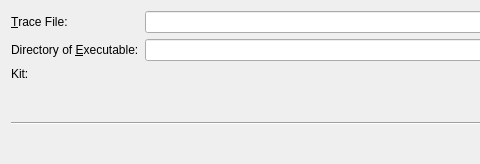
qt-creator/qt-creator, file src/plugins/perfprofiler/perfloaddialog.ui: the form before one commit; both pictures show x 0 to 480 and y 0 to 164 of the 710 by 164 pixel window.
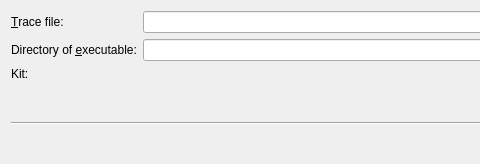
The form after the commit. Custom widgets are drawn as their Qt base class.

Commit message: Perf profiler: Fix UI text

```diff
--- a/src/plugins/perfprofiler/perfloaddialog.ui
+++ b/src/plugins/perfprofiler/perfloaddialog.ui
@@ -19,7 +19,7 @@
      <item row="0" column="0">
       <widget class="QLabel" name="label1">
        <property name="text">
-        <string>&amp;Trace File:</string>
+        <string>&amp;Trace file:</string>
        </property>
        <property name="buddy">
         <cstring>traceFileLineEdit</cstring>
@@ -39,7 +39,7 @@
      <item row="1" column="0">
       <widget class="QLabel" name="label2">
        <property name="text">
-        <string>Directory of &amp;Executable:</string>
+        <string>Directory of &amp;executable:</string>
        </property>
        <property name="buddy">
         <cstring>executableDirLineEdit</cstring>
```
Lines whose indentation alone changed are shown as unchanged. The commit also changes 6 other files.
